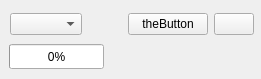
gerbilvis/gerbil, file gui/docks/falsecolordock_sel.ui: the form before one commit.
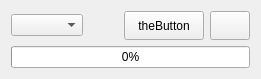
The form after the commit. Icons and pictures are not drawn. Custom widgets are drawn as their Qt base class.

Patch:
```diff
--- a/gui/docks/falsecolordock_sel.ui
+++ b/gui/docks/falsecolordock_sel.ui
@@ -10,37 +10,8 @@
     <height>79</height>
    </rect>
   </property>
-  <widget class="QProgressBar" name="calcProgress">
-   <property name="geometry">
-    <rect>
-     <x>9</x>
-     <y>44</y>
-     <width>95</width>
-     <height>25</height>
-    </rect>
-   </property>
-   <property name="toolTip">
-    <string>Calculation progress</string>
-   </property>
-   <property name="minimum">
-    <number>0</number>
-   </property>
-   <property name="value">
-    <number>0</number>
-   </property>
-   <property name="format">
-    <string> %p% </string>
-   </property>
-  </widget>
-  <widget class="QWidget" name="layoutWidget">
-   <property name="geometry">
-    <rect>
-     <x>10</x>
-     <y>10</y>
-     <width>244</width>
-     <height>29</height>
-    </rect>
-   </property>
+  <layout class="QVBoxLayout" name="verticalLayout">
+   <item>
    <layout class="QHBoxLayout" name="horizontalLayout">
     <item>
      <widget class="AHComboBox" name="sourceBox">
@@ -66,13 +37,19 @@
       <property name="sizeHint" stdset="0">
        <size>
         <width>16</width>
-        <height>16</height>
+         <height>0</height>
        </size>
       </property>
      </spacer>
     </item>
     <item>
      <widget class="QPushButton" name="theButton">
+       <property name="sizePolicy">
+        <sizepolicy hsizetype="Minimum" vsizetype="Minimum">
+         <horstretch>0</horstretch>
+         <verstretch>0</verstretch>
+        </sizepolicy>
+       </property>
       <property name="text">
        <string>theButton</string>
       </property>
@@ -81,7 +58,7 @@
     <item>
      <widget class="QPushButton" name="screenshotButton">
       <property name="sizePolicy">
-       <sizepolicy hsizetype="Fixed" vsizetype="Fixed">
+        <sizepolicy hsizetype="Fixed" vsizetype="Minimum">
         <horstretch>0</horstretch>
         <verstretch>0</verstretch>
        </sizepolicy>
@@ -106,7 +83,24 @@
      </widget>
     </item>
    </layout>
-  </widget>
+   </item>
+   <item>
+    <widget class="QProgressBar" name="calcProgress">
+     <property name="toolTip">
+      <string>Calculation progress</string>
+     </property>
+     <property name="minimum">
+      <number>0</number>
+     </property>
+     <property name="value">
+      <number>0</number>
+     </property>
+     <property name="format">
+      <string> %p% </string>
+     </property>
+    </widget>
+   </item>
+  </layout>
  </widget>
  <customwidgets>
   <customwidget>
```
Lines whose indentation alone changed are shown as unchanged.
